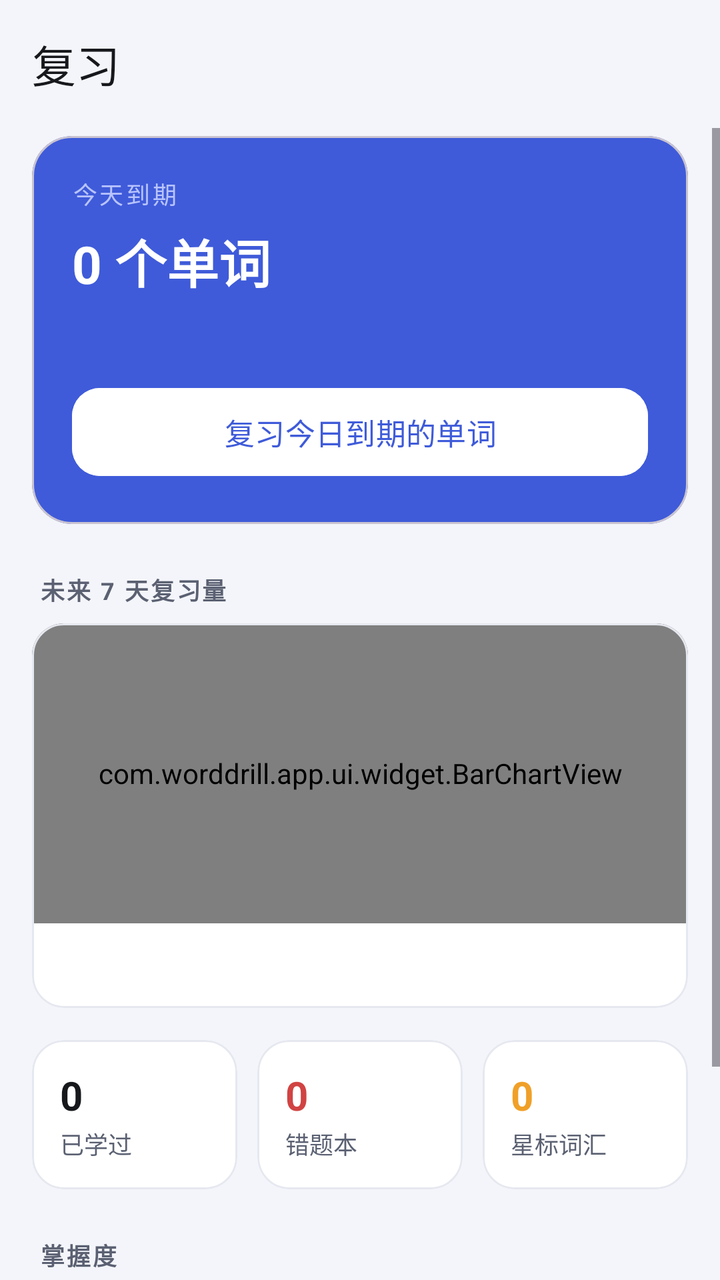
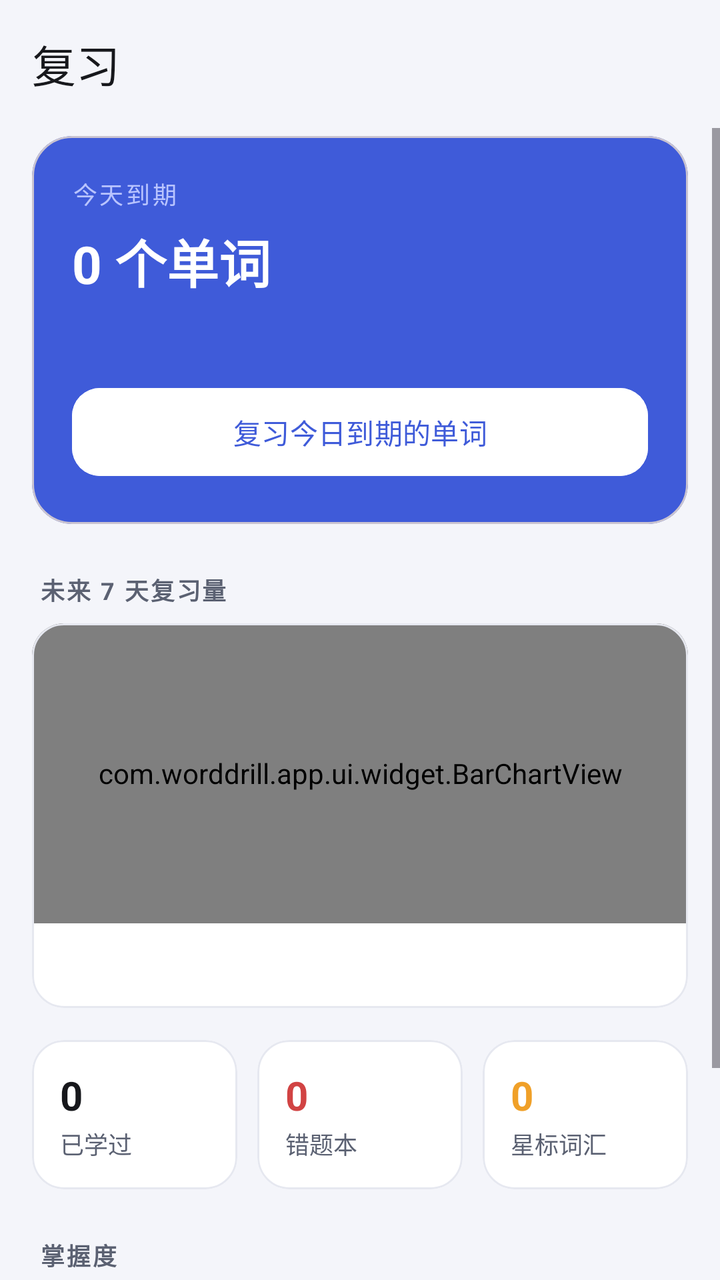

Screens rendered from an Android XML layout before and after an edit, with the pre-edit source and the edit as a unified diff.
<!-- AndroidManifest.xml: application theme Theme.WordDrill -->
<!-- res/layout/fragment_review.xml -->
<?xml version="1.0" encoding="utf-8"?>
<LinearLayout xmlns:android="http://schemas.android.com/apk/res/android"
    xmlns:app="http://schemas.android.com/apk/res-auto"
    android:id="@+id/root"
    android:layout_width="match_parent"
    android:layout_height="match_parent"
    android:background="@color/bg"
    android:orientation="vertical">

    <com.google.android.material.appbar.MaterialToolbar
        android:id="@+id/toolbar"
        style="@style/Toolbar.WordDrill"
        android:layout_width="match_parent"
        android:layout_height="?attr/actionBarSize"
        app:title="@string/tab_review"
        app:titleTextAppearance="@style/TextAppearance.Material3.TitleLarge" />

    <ScrollView
        android:layout_width="match_parent"
        android:layout_height="0dp"
        android:layout_weight="1"
        android:clipToPadding="false"
        android:fillViewport="true">

        <LinearLayout
            android:layout_width="match_parent"
            android:layout_height="wrap_content"
            android:orientation="vertical"
            android:paddingStart="16dp"
            android:paddingTop="4dp"
            android:paddingEnd="16dp"
            android:paddingBottom="24dp">

            <com.google.android.material.card.MaterialCardView
                android:id="@+id/cardDue"
                android:layout_width="match_parent"
                android:layout_height="wrap_content"
                android:clickable="true"
                android:focusable="true"
                android:foreground="?attr/selectableItemBackground"
                app:cardBackgroundColor="@color/brand"
                app:cardCornerRadius="20dp"
                app:cardElevation="0dp">

                <LinearLayout
                    android:layout_width="match_parent"
                    android:layout_height="wrap_content"
                    android:orientation="vertical"
                    android:padding="20dp">

                    <TextView
                        android:layout_width="wrap_content"
                        android:layout_height="wrap_content"
                        android:letterSpacing="0.1"
                        android:text="@string/review_today_label"
                        android:textColor="#B9C4FF"
                        android:textSize="12sp" />

                    <TextView
                        android:id="@+id/tvDue"
                        style="@style/Text.Hero"
                        android:layout_width="wrap_content"
                        android:layout_height="wrap_content"
                        android:layout_marginTop="6dp"
                        android:text="0 个单词" />

                    <TextView
                        android:id="@+id/tvDueSub"
                        android:layout_width="wrap_content"
                        android:layout_height="wrap_content"
                        android:layout_marginTop="8dp"
                        android:textColor="#B9C4FF"
                        android:textSize="12sp" />

                    <com.google.android.material.button.MaterialButton
                        android:id="@+id/btnReview"
                        style="@style/Widget.Material3.Button"
                        android:layout_width="match_parent"
                        android:layout_height="52dp"
                        android:layout_marginTop="16dp"
                        android:backgroundTint="@color/white"
                        android:text="@string/action_review"
                        android:textColor="@color/brand"
                        android:textSize="15sp"
                        app:cornerRadius="14dp" />
                </LinearLayout>
            </com.google.android.material.card.MaterialCardView>

            <TextView
                style="@style/Text.SectionLabel"
                android:layout_width="wrap_content"
                android:layout_height="wrap_content"
                android:layout_marginTop="24dp"
                android:layout_marginStart="4dp"
                android:text="@string/report_forecast" />

            <com.google.android.material.card.MaterialCardView
                android:layout_width="match_parent"
                android:layout_height="wrap_content"
                android:layout_marginTop="8dp"
                app:cardBackgroundColor="@color/surface"
                app:cardCornerRadius="16dp"
                app:cardElevation="0dp"
                app:strokeColor="@color/divider"
                app:strokeWidth="1dp">

                <LinearLayout
                    android:layout_width="match_parent"
                    android:layout_height="wrap_content"
                    android:orientation="vertical">

                    <com.worddrill.app.ui.widget.BarChartView
                        android:id="@+id/chartForecast"
                        android:layout_width="match_parent"
                        android:layout_height="150dp"
                        android:paddingStart="12dp"
                        android:paddingTop="8dp"
                        android:paddingEnd="12dp"
                        android:paddingBottom="8dp" />

                    <TextView
                        android:id="@+id/tvForecast"
                        android:layout_width="match_parent"
                        android:layout_height="wrap_content"
                        android:paddingStart="16dp"
                        android:paddingTop="12dp"
                        android:paddingEnd="16dp"
                        android:paddingBottom="14dp"
                        android:textColor="@color/text_hint"
                        android:textSize="12sp" />
                </LinearLayout>
            </com.google.android.material.card.MaterialCardView>

            <LinearLayout
                android:layout_width="match_parent"
                android:layout_height="wrap_content"
                android:layout_marginTop="16dp"
                android:baselineAligned="false"
                android:orientation="horizontal">

                <com.google.android.material.card.MaterialCardView
                    android:id="@+id/cardLearned"
                    android:layout_width="0dp"
                    android:layout_height="wrap_content"
                    android:layout_marginEnd="5dp"
                    android:layout_weight="1"
                    android:clickable="true"
                    android:focusable="true"
                    android:foreground="?attr/selectableItemBackground"
                    app:cardBackgroundColor="@color/surface"
                    app:cardCornerRadius="16dp"
                    app:cardElevation="0dp"
                    app:strokeColor="@color/divider"
                    app:strokeWidth="1dp">

                    <LinearLayout
                        android:layout_width="match_parent"
                        android:layout_height="wrap_content"
                        android:orientation="vertical"
                        android:padding="14dp">

                        <TextView
                            android:id="@+id/tvLearnedCount"
                            android:layout_width="wrap_content"
                            android:layout_height="wrap_content"
                            android:text="0"
                            android:textColor="@color/text_primary"
                            android:textSize="20sp"
                            android:textStyle="bold" />

                        <TextView
                            android:layout_width="wrap_content"
                            android:layout_height="wrap_content"
                            android:layout_marginTop="2dp"
                            android:text="@string/learned_words"
                            android:textColor="@color/text_secondary"
                            android:textSize="12sp" />
                    </LinearLayout>
                </com.google.android.material.card.MaterialCardView>

                <com.google.android.material.card.MaterialCardView
                    android:id="@+id/cardMistakes"
                    android:layout_width="0dp"
                    android:layout_height="wrap_content"
                    android:layout_marginStart="5dp"
                    android:layout_marginEnd="5dp"
                    android:layout_weight="1"
                    android:clickable="true"
                    android:focusable="true"
                    android:foreground="?attr/selectableItemBackground"
                    app:cardBackgroundColor="@color/surface"
                    app:cardCornerRadius="16dp"
                    app:cardElevation="0dp"
                    app:strokeColor="@color/divider"
                    app:strokeWidth="1dp">

                    <LinearLayout
                        android:layout_width="match_parent"
                        android:layout_height="wrap_content"
                        android:orientation="vertical"
                        android:padding="14dp">

                        <TextView
                            android:id="@+id/tvMistakeCount"
                            android:layout_width="wrap_content"
                            android:layout_height="wrap_content"
                            android:text="0"
                            android:textColor="@color/wrong"
                            android:textSize="20sp"
                            android:textStyle="bold" />

                        <TextView
                            android:layout_width="wrap_content"
                            android:layout_height="wrap_content"
                            android:layout_marginTop="2dp"
                            android:text="@string/mistake_book"
                            android:textColor="@color/text_secondary"
                            android:textSize="12sp" />
                    </LinearLayout>
                </com.google.android.material.card.MaterialCardView>

                <com.google.android.material.card.MaterialCardView
                    android:id="@+id/cardStarred"
                    android:layout_width="0dp"
                    android:layout_height="wrap_content"
                    android:layout_marginStart="5dp"
                    android:layout_weight="1"
                    android:clickable="true"
                    android:focusable="true"
                    android:foreground="?attr/selectableItemBackground"
                    app:cardBackgroundColor="@color/surface"
                    app:cardCornerRadius="16dp"
                    app:cardElevation="0dp"
                    app:strokeColor="@color/divider"
                    app:strokeWidth="1dp">

                    <LinearLayout
                        android:layout_width="match_parent"
                        android:layout_height="wrap_content"
                        android:orientation="vertical"
                        android:padding="14dp">

                        <TextView
                            android:id="@+id/tvStarredCount"
                            android:layout_width="wrap_content"
                            android:layout_height="wrap_content"
                            android:text="0"
                            android:textColor="@color/star"
                            android:textSize="20sp"
                            android:textStyle="bold" />

                        <TextView
                            android:layout_width="wrap_content"
                            android:layout_height="wrap_content"
                            android:layout_marginTop="2dp"
                            android:text="@string/starred_words"
                            android:textColor="@color/text_secondary"
                            android:textSize="12sp" />
                    </LinearLayout>
                </com.google.android.material.card.MaterialCardView>
            </LinearLayout>

            <TextView
                style="@style/Text.SectionLabel"
                android:layout_width="wrap_content"
                android:layout_height="wrap_content"
                android:layout_marginTop="24dp"
                android:layout_marginStart="4dp"
                android:text="@string/report_mastery" />

            <com.google.android.material.card.MaterialCardView
                android:id="@+id/cardMastery"
                android:layout_width="match_parent"
                android:layout_height="wrap_content"
                android:layout_marginTop="8dp"
                android:clickable="true"
                android:focusable="true"
                android:foreground="?attr/selectableItemBackground"
                app:cardBackgroundColor="@color/surface"
                app:cardCornerRadius="16dp"
                app:cardElevation="0dp"
                app:strokeColor="@color/divider"
                app:strokeWidth="1dp">

                <LinearLayout
                    android:layout_width="match_parent"
                    android:layout_height="wrap_content"
                    android:orientation="vertical"
                    android:padding="16dp">

                    <TextView
                        android:id="@+id/tvMasteryTitle"
                        android:layout_width="match_parent"
                        android:layout_height="wrap_content"
                        android:textColor="@color/text_primary"
                        android:textSize="15sp"
                        android:textStyle="bold" />

                    <com.google.android.material.progressindicator.LinearProgressIndicator
                        android:id="@+id/pbMastery"
                        android:layout_width="match_parent"
                        android:layout_height="wrap_content"
                        android:layout_marginTop="12dp"
                        android:max="100"
                        app:indicatorColor="@color/brand"
                        app:trackColor="@color/divider"
                        app:trackCornerRadius="4dp"
                        app:trackStopIndicatorSize="0dp"
                        app:trackThickness="10dp" />

                    <TextView
                        android:id="@+id/tvMasteryDetail"
                        android:layout_width="match_parent"
                        android:layout_height="wrap_content"
                        android:layout_marginTop="12dp"
                        android:lineSpacingExtra="3dp"
                        android:textColor="@color/text_secondary"
                        android:textSize="12sp" />
                </LinearLayout>
            </com.google.android.material.card.MaterialCardView>
        </LinearLayout>
    </ScrollView>
</LinearLayout>
<!-- resources referenced by this layout -->
<resources>
  <color name="bg">#F4F5FA</color>
  <color name="brand">#3F5BD9</color>
  <color name="divider">#E6E8F0</color>
  <color name="star">#F0A028</color>
  <color name="surface">#FFFFFF</color>
  <color name="text_hint">#9AA0B0</color>
  <color name="text_primary">#17181C</color>
  <color name="text_secondary">#5B6172</color>
  <color name="white">#FFFFFF</color>
  <color name="wrong">#D14343</color>
  <string name="action_review">复习今日到期的单词</string>
  <string name="learned_words">已学过</string>
  <string name="mistake_book">错题本</string>
  <string name="report_forecast">未来 7 天复习量</string>
  <string name="report_mastery">掌握度</string>
  <string name="review_today_label">今天到期</string>
  <string name="starred_words">星标词汇</string>
  <string name="tab_review">复习</string>
  <style name="Text.Hero" parent="">
          <item name="android:textSize">26sp</item>
          <item name="android:textColor">@color/white</item>
          <item name="android:textStyle">bold</item>
      </style>
  <style name="Text.SectionLabel" parent="">
          <item name="android:textSize">12sp</item>
          <item name="android:textColor">@color/text_secondary</item>
          <item name="android:letterSpacing">0.08</item>
          <item name="android:textStyle">bold</item>
      </style>
  <style name="Toolbar.WordDrill" parent="Widget.Material3.Toolbar">
          <item name="android:background">@color/bg</item>
          <item name="titleTextColor">@color/text_primary</item>
          <item name="subtitleTextColor">@color/text_secondary</item>
          <item name="navigationIconTint">@color/text_primary</item>
      </style>
  <style name="Theme.WordDrill" parent="Theme.Material3.DayNight.NoActionBar">
          <item name="colorPrimary">@color/brand</item>
          <item name="colorOnPrimary">@color/white</item>
          <item name="colorPrimaryContainer">@color/brand_container</item>
          <item name="colorOnPrimaryContainer">@color/brand_dark</item>
          <item name="colorSecondary">@color/accent</item>
          <item name="colorSurface">@color/surface</item>
          <item name="android:colorBackground">@color/bg</item>
          <item name="android:windowBackground">@color/bg</item>
          <item name="android:statusBarColor">@color/bg</item>
          <item name="android:navigationBarColor">@color/bg</item>
          <item name="android:windowLightStatusBar">@bool/light_status_bar</item>
      </style>
  <color name="brand_container">#E4E9FF</color>
  <color name="brand_dark">#1D2B6B</color>
  <color name="accent">#F2A03D</color>
</resources>

<!-- the commit's change to res/layout/fragment_review.xml (unified diff, before → after) -->
@@ -81,7 +81,7 @@
                         android:backgroundTint="@color/white"
                         android:text="@string/action_review"
                         android:textColor="@color/brand"
-                        android:textSize="15sp"
+                        android:textSize="14sp"
                         app:cornerRadius="14dp" />
                 </LinearLayout>
             </com.google.android.material.card.MaterialCardView>
@@ -293,7 +293,7 @@
                         android:layout_width="match_parent"
                         android:layout_height="wrap_content"
                         android:textColor="@color/text_primary"
-                        android:textSize="15sp"
+                        android:textSize="14sp"
                         android:textStyle="bold" />
 
                     <com.google.android.material.progressindicator.LinearProgressIndicator
